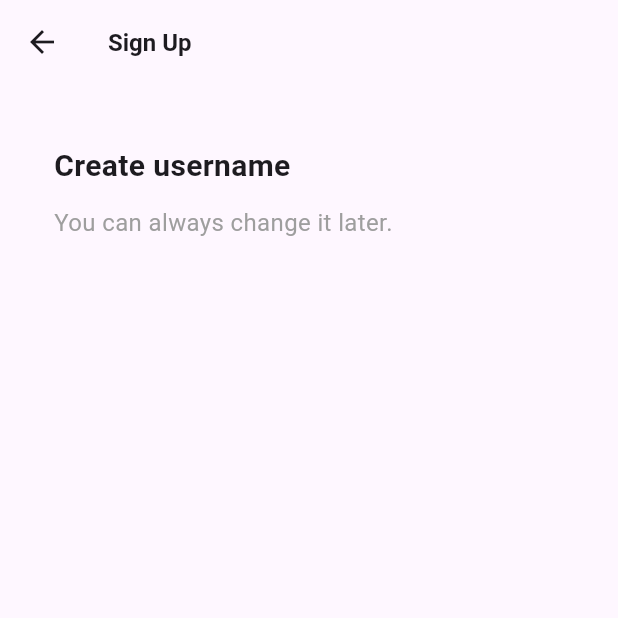
After one commit to AbletonPilot/tiktok_clone, a Flutter app: the screen it shows after launch, after a tap on "Use email & password", on a phone screen of 412 x 824 dp, the top half of it. The commit adds this screen. Run offline on Flutter 3.47's test engine with Material 3 defaults, Android fonts, the phone set to English and light mode, and no system bars; our stand-ins replace font_awesome_flutter.

Commit message:
sign up form initial UI

```diff
--- /dev/null
+++ b/lib/features/authentication/email_screen.dart
@@ -0,0 +1,40 @@
+import 'package:flutter/material.dart';
+import 'package:tiktok_clone/constants/gaps.dart';
+import 'package:tiktok_clone/constants/sizes.dart';
+
+class EmailScreen extends StatelessWidget {
+  const EmailScreen({super.key});
+
+  @override
+  Widget build(BuildContext context) {
+    return Scaffold(
+      appBar: AppBar(
+        title: const Text(
+          "Sign Up",
+          style: TextStyle(fontSize: Sizes.size16, fontWeight: FontWeight.bold),
+        ),
+      ),
+      body: Padding(
+        padding: const EdgeInsets.symmetric(horizontal: Sizes.size36),
+        child: Column(
+          crossAxisAlignment: CrossAxisAlignment.start,
+          children: [
+            Gaps.v40,
+            Text(
+              "Create username",
+              style: TextStyle(
+                fontSize: Sizes.size20,
+                fontWeight: FontWeight.bold,
+              ),
+            ),
+            Gaps.v12,
+            Text(
+              "You can always change it later.",
+              style: TextStyle(fontSize: Sizes.size16, color: Colors.grey),
+            ),
+          ],
+        ),
+      ),
+    );
+  }
+}
--- a/lib/features/authentication/sign_up_screen.dart
+++ b/lib/features/authentication/sign_up_screen.dart
@@ -4,15 +4,23 @@ import 'package:tiktok_clone/constants/gaps.dart';
 import 'package:tiktok_clone/constants/sizes.dart';
 import 'package:tiktok_clone/features/authentication/login_screen.dart';
 import 'package:tiktok_clone/features/authentication/widgets/auth_botton.dart';
+import 'package:tiktok_clone/features/authentication/email_screen.dart';
 
 class SignUpScreen extends StatelessWidget {
   const SignUpScreen({super.key});
 
-  void onLoginTap(BuildContext context) {
+  void _onLoginTap(BuildContext context) {
     // Navigate to login screen
     Navigator.of(
       context,
     ).push(MaterialPageRoute(builder: (context) => const LoginScreen()));
+  }
+
+  void _onEmailSignUpTap(BuildContext context) {
+    // Navigate to email sign-up screen
+    Navigator.of(
+      context,
+    ).push(MaterialPageRoute(builder: (context) => const EmailScreen()));
   }
 
   @override
@@ -22,9 +30,9 @@ class SignUpScreen extends StatelessWidget {
         child: Padding(
           padding: const EdgeInsets.symmetric(horizontal: Sizes.size40),
           child: Column(
-            children: const [
+            children: [
               Gaps.v80,
-              Text(
+              const Text(
                 "Sign up for TikTok",
                 style: TextStyle(
                   fontSize: Sizes.size24,
@@ -32,30 +40,34 @@ class SignUpScreen extends StatelessWidget {
                 ),
               ),
               Gaps.v20,
-              Text(
+              const Text(
                 "Create a profile, follow other accounts, make your own videos, and more.",
                 style: TextStyle(fontSize: Sizes.size16, color: Colors.black45),
                 textAlign: TextAlign.center,
               ),
               Gaps.v40,
               AuthBotton(
-                icon: FaIcon(FontAwesomeIcons.user),
+                icon: const FaIcon(FontAwesomeIcons.user),
                 text: "Use email & password",
+                onTap: _onEmailSignUpTap,
               ),
               Gaps.v10,
               AuthBotton(
-                icon: FaIcon(FontAwesomeIcons.google),
+                icon: const FaIcon(FontAwesomeIcons.google),
                 text: "Continue with Google",
+                onTap: (context) {},
               ),
               Gaps.v10,
               AuthBotton(
-                icon: FaIcon(FontAwesomeIcons.facebook),
+                icon: const FaIcon(FontAwesomeIcons.facebook),
                 text: "Continue with Facebook",
+                onTap: (context) {},
               ),
               Gaps.v10,
               AuthBotton(
-                icon: FaIcon(FontAwesomeIcons.apple),
+                icon: const FaIcon(FontAwesomeIcons.apple),
                 text: "Continue with Apple",
+                onTap: (context) {},
               ),
             ],
           ),
@@ -68,7 +80,7 @@ class SignUpScreen extends StatelessWidget {
             Text("Already have an account?"),
             Gaps.h4,
             GestureDetector(
-              onTap: () => onLoginTap(context),
+              onTap: () => _onLoginTap(context),
               child: Text(
                 "Log in",
                 style: TextStyle(
```
Also changed, not shown: lib/features/authentication/login_screen.dart (+21 -9 lines), lib/features/authentication/widgets/auth_botton.dart (+11 -2 lines), lib/features/authentication/username_screen.dart (added).
